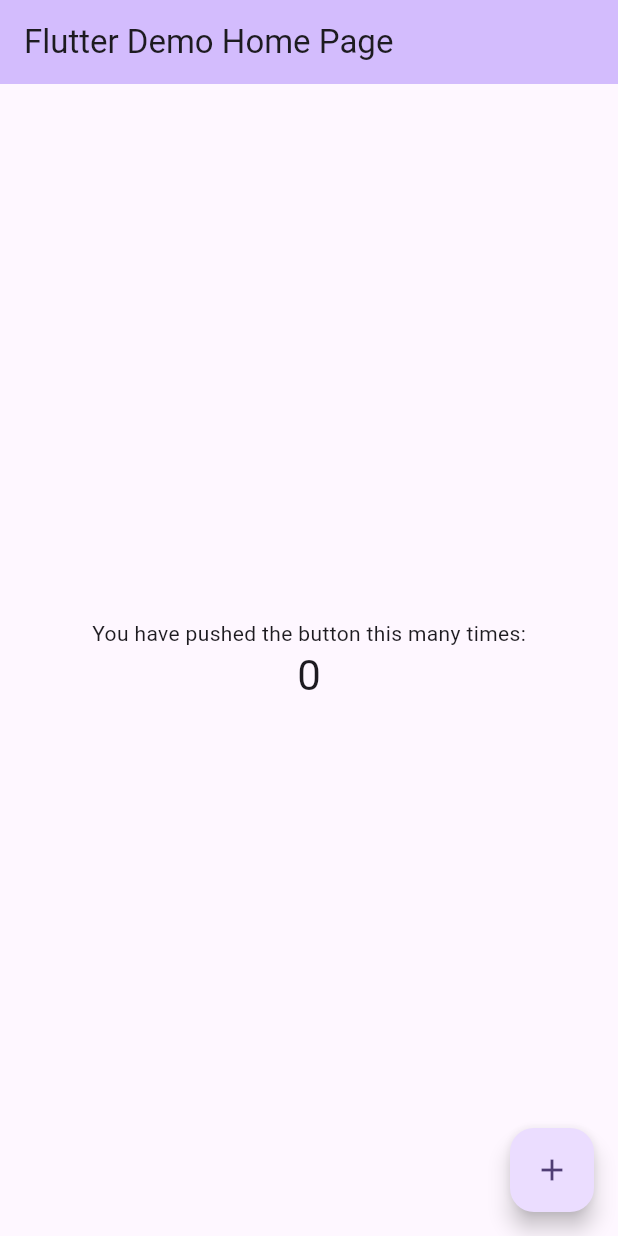
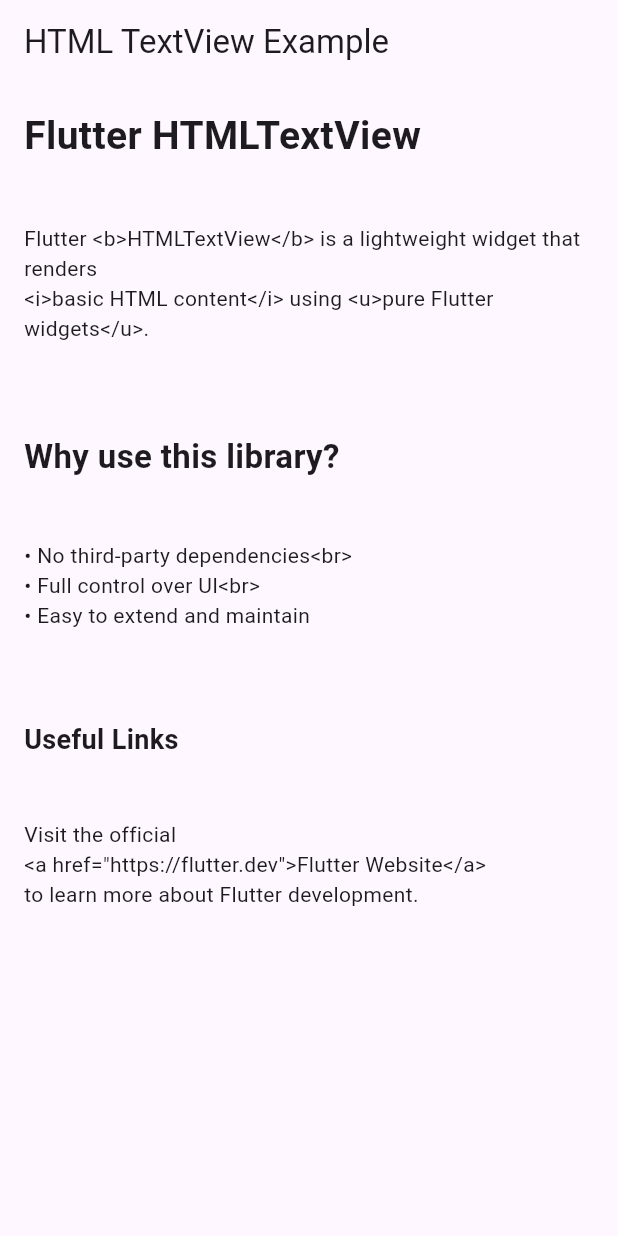
Before and after one commit to 67Vatsal/flutter_html_text_view, a Flutter app: the screen it shows after launch, on a phone screen of 412 x 824 dp. Run offline on Flutter 3.47's test engine with Material 3 defaults, Android fonts, the phone set to English and light mode, and no system bars.

Commit message:
html text view.

```diff
--- /dev/null
+++ b/lib/html_node.dart
@@ -0,0 +1,16 @@
+import 'package:flutter/gestures.dart';
+import 'package:flutter/material.dart';
+
+
+class HtmlNode {
+  final String text;
+  final TextStyle style;
+  final GestureTapCallback? onTap;
+
+
+  HtmlNode({
+    required this.text,
+    required this.style,
+    this.onTap,
+  });
+}
--- /dev/null
+++ b/lib/html_parser.dart
@@ -0,0 +1,106 @@
+import 'package:flutter/material.dart';
+import 'html_node.dart';
+
+
+class HtmlParser {
+  static List<HtmlNode> parse(String html, BuildContext context) {
+    final List<HtmlNode> nodes = [];
+
+
+    html = html.replaceAll('', '');
+
+
+    final RegExp tagRegex = RegExp(
+        r'<(b|i|u|h1|h2|h3|p|br|a)([^>]*)>(.*?)</\1>', dotAll: true);
+
+
+    int currentIndex = 0;
+
+
+    for (final match in tagRegex.allMatches(html)) {
+      if (match.start > currentIndex) {
+        nodes.add(HtmlNode(
+          text: html.substring(currentIndex, match.start),
+          style: const TextStyle(fontSize: 14),
+        ));
+      }
+
+
+      final tag = match.group(1)!;
+      final attributes = match.group(2) ?? '';
+      final content = match.group(3) ?? '';
+
+
+      nodes.add(_createNode(tag, attributes, content, context));
+      currentIndex = match.end;
+    }
+
+
+    if (currentIndex < html.length) {
+      nodes.add(HtmlNode(
+        text: html.substring(currentIndex),
+        style: const TextStyle(fontSize: 14),
+      ));
+    }
+
+
+    return nodes;
+  }
+
+
+  static HtmlNode _createNode(String tag,
+      String attributes,
+      String content,
+      BuildContext context,) {
+    switch (tag) {
+      case 'b':
+        return HtmlNode(
+          text: content,
+          style: const TextStyle(fontWeight: FontWeight.bold),
+        );
+
+      case 'i':
+        return HtmlNode(
+          text: content,
+          style: const TextStyle(fontStyle: FontStyle.italic),
+        );
+
+      case 'u':
+        return HtmlNode(
+          text: content,
+          style: const TextStyle(decoration: TextDecoration.underline),
+        );
+
+      case 'h1':
+        return HtmlNode(
+          text: content,
+          style: const TextStyle(fontSize: 26, fontWeight: FontWeight.bold),
+        );
+
+      case 'h2':
+        return HtmlNode(
+          text: content,
+          style: const TextStyle(fontSize: 22, fontWeight: FontWeight.bold),
+        );
+
+      case 'h3':
+        return HtmlNode(
+          text: content,
+          style: const TextStyle(fontSize: 18, fontWeight: FontWeight.bold),
+        );
+
+      case 'p':
+        return HtmlNode(
+          text: '$content\n',
+          style: const TextStyle(fontSize: 14),
+        );
+
+      default:
+      // VERY IMPORTANT
+        return HtmlNode(
+          text: content,
+          style: const TextStyle(fontSize: 14),
+        );
+    }
+  }
+}
--- /dev/null
+++ b/lib/html_textview.dart
@@ -0,0 +1,39 @@
+import 'package:flutter/gestures.dart';
+import 'package:flutter/material.dart';
+import 'html_node.dart';
+import 'html_parser.dart';
+
+
+class HtmlTextView extends StatelessWidget {
+  final String html;
+  final TextStyle? baseStyle;
+
+
+  const HtmlTextView({
+    super.key,
+    required this.html,
+    this.baseStyle,
+  });
+
+
+  @override
+  Widget build(BuildContext context) {
+    final List<HtmlNode> nodes = HtmlParser.parse(html, context);
+
+
+    return RichText(
+      text: TextSpan(
+        style: baseStyle ?? DefaultTextStyle.of(context).style,
+        children: nodes.map((node) {
+          return TextSpan(
+            text: node.text,
+            style: node.style,
+            recognizer: node.onTap != null
+                ? (TapGestureRecognizer()..onTap = node.onTap)
+                : null,
+          );
+        }).toList(),
+      ),
+    );
+  }
+}
--- a/lib/main.dart
+++ b/lib/main.dart
@@ -1,4 +1,6 @@
 import 'package:flutter/material.dart';
+
+import 'html_textview.dart';
 
 void main() {
   runApp(const MyApp());
@@ -7,115 +9,41 @@
 class MyApp extends StatelessWidget {
   const MyApp({super.key});
 
-  // This widget is the root of your application.
   @override
   Widget build(BuildContext context) {
     return MaterialApp(
-      title: 'Flutter Demo',
-      theme: ThemeData(
-        // This is the theme of your application.
-        //
-        // TRY THIS: Try running your application with "flutter run". You'll see
-        // the application has a purple toolbar. Then, without quitting the app,
-        // try changing the seedColor in the colorScheme below to Colors.green
-        // and then invoke "hot reload" (save your changes or press the "hot
-        // reload" button in a Flutter-supported IDE, or press "r" if you used
-        // the command line to start the app).
-        //
-        // Notice that the counter didn't reset back to zero; the application
-        // state is not lost during the reload. To reset the state, use hot
-        // restart instead.
-        //
-        // This works for code too, not just values: Most code changes can be
-        // tested with just a hot reload.
-        colorScheme: .fromSeed(seedColor: Colors.deepPurple),
-      ),
-      home: const MyHomePage(title: 'Flutter Demo Home Page'),
-    );
-  }
-}
+      debugShowCheckedModeBanner: false,
+      home: Scaffold(
+        appBar: AppBar(title: const Text('HTML TextView Example')),
+        body: const Padding(
+          padding: EdgeInsets.all(16.0),
+          child: HtmlTextView(
+            html: '''
+<h1>Flutter HTMLTextView</h1>
 
-class MyHomePage extends StatefulWidget {
-  const MyHomePage({super.key, required this.title});
+<p>
+Flutter <b>HTMLTextView</b> is a lightweight widget that renders
+<i>basic HTML content</i> using <u>pure Flutter widgets</u>.
+</p>
 
-  // This widget is the home page of your application. It is stateful, meaning
-  // that it has a State object (defined below) that contains fields that affect
-  // how it looks.
+<h2>Why use this library?</h2>
 
-  // This class is the configuration for the state. It holds the values (in this
-  // case the title) provided by the parent (in this case the App widget) and
-  // used by the build method of the State. Fields in a Widget subclass are
-  // always marked "final".
+<p>
+• No third-party dependencies<br>
+• Full control over UI<br>
+• Easy to extend and maintain
+</p>
 
-  final String title;
+<h3>Useful Links</h3>
 
-  @override
-  State<MyHomePage> createState() => _MyHomePageState();
-}
-
-class _MyHomePageState extends State<MyHomePage> {
-  int _counter = 0;
-
-  void _incrementCounter() {
-    setState(() {
-      // This call to setState tells the Flutter framework that something has
-      // changed in this State, which causes it to rerun the build method below
-      // so that the display can reflect the updated values. If we changed
-      // _counter without calling setState(), then the build method would not be
-      // called again, and so nothing would appear to happen.
-      _counter++;
-    });
-  }
-
-  @override
-  Widget build(BuildContext context) {
-    // This method is rerun every time setState is called, for instance as done
-    // by the _incrementCounter method above.
-    //
-    // The Flutter framework has been optimized to make rerunning build methods
-    // fast, so that you can just rebuild anything that needs updating rather
-    // than having to individually change instances of widgets.
-    return Scaffold(
-      appBar: AppBar(
-        // TRY THIS: Try changing the color here to a specific color (to
-        // Colors.amber, perhaps?) and trigger a hot reload to see the AppBar
-        // change color while the other colors stay the same.
-        backgroundColor: Theme.of(context).colorScheme.inversePrimary,
-        // Here we take the value from the MyHomePage object that was created by
-        // the App.build method, and use it to set our appbar title.
-        title: Text(widget.title),
-      ),
-      body: Center(
-        // Center is a layout widget. It takes a single child and positions it
-        // in the middle of the parent.
-        child: Column(
-          // Column is also a layout widget. It takes a list of children and
-          // arranges them vertically. By default, it sizes itself to fit its
-          // children horizontally, and tries to be as tall as its parent.
-          //
-          // Column has various properties to control how it sizes itself and
-          // how it positions its children. Here we use mainAxisAlignment to
-          // center the children vertically; the main axis here is the vertical
-          // axis because Columns are vertical (the cross axis would be
-          // horizontal).
-          //
-          // TRY THIS: Invoke "debug painting" (choose the "Toggle Debug Paint"
-          // action in the IDE, or press "p" in the console), to see the
-          // wireframe for each widget.
-          mainAxisAlignment: .center,
-          children: [
-            const Text('You have pushed the button this many times:'),
-            Text(
-              '$_counter',
-              style: Theme.of(context).textTheme.headlineMedium,
-            ),
-          ],
+<p>
+Visit the official
+<a href="https://flutter.dev">Flutter Website</a>
+to learn more about Flutter development.
+</p>
+''',
+          ),
         ),
-      ),
-      floatingActionButton: FloatingActionButton(
-        onPressed: _incrementCounter,
-        tooltip: 'Increment',
-        child: const Icon(Icons.add),
       ),
     );
   }
```
